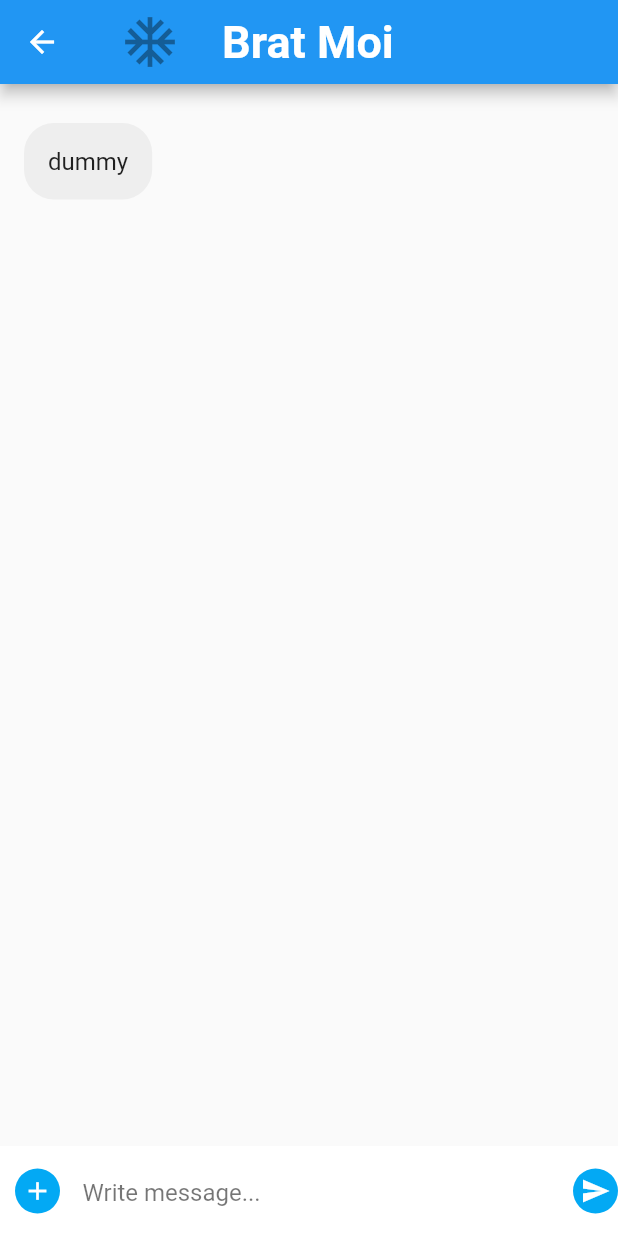
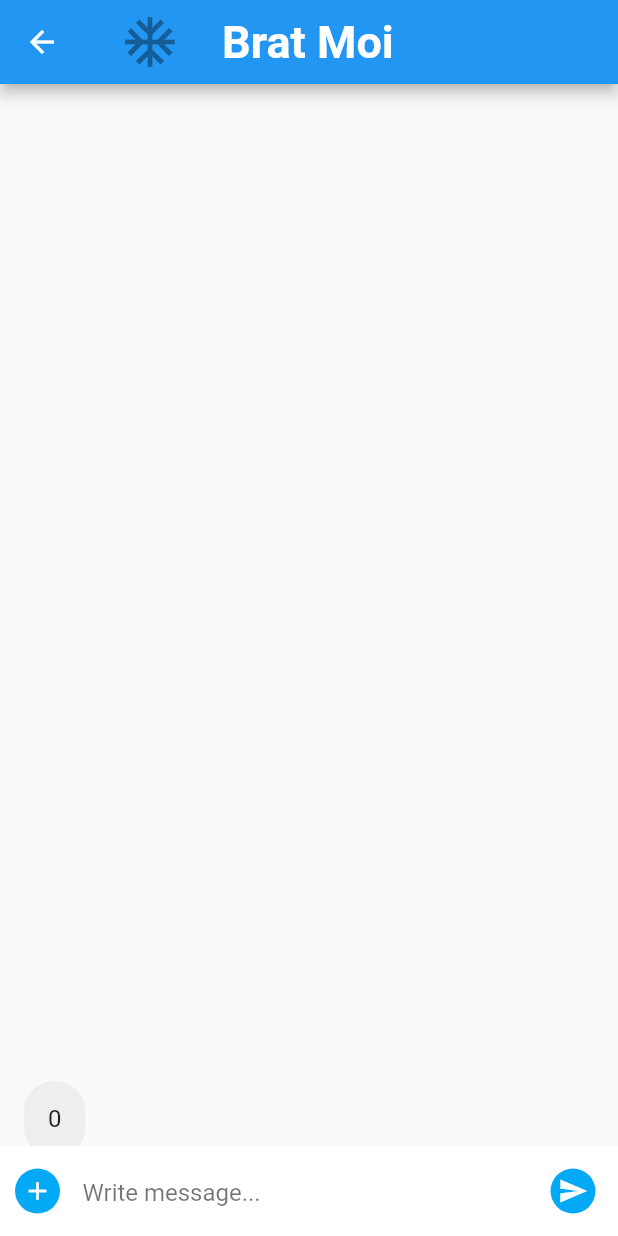
Before and after one commit to LStajic/trouper-bane-front, a Flutter app: the ChatDirect screen opened directly, after a tap on the "send" icon, on a phone screen of 412 x 824 dp. Run offline on Flutter 3.47's test engine with Material 2 defaults, Android fonts, the phone set to English and light mode, and no system bars; our stand-ins replace get.

Commit message:
Chat update

```diff
--- a/testapp/lib/chat/direct.dart
+++ b/testapp/lib/chat/direct.dart
@@ -1,4 +1,6 @@
 // ignore_for_file: non_constant_identifier_names, prefer_const_constructors, prefer_const_literals_to_create_immutables
+
+import 'dart:math';
 
 import 'package:flutter/material.dart';
 
@@ -39,9 +41,15 @@ class _ChatDirectState extends State<ChatDirect> {
       body: Stack(
         children: [
           Container(),
-          SingleChildScrollView(
-            child: ListView.builder(
+          Container(
+            height: MediaQuery.of(context).size.height * 0.9,
+            child: SingleChildScrollView(
               reverse: true,
+              child: Column(
+                mainAxisAlignment: MainAxisAlignment.end,
+                children: [
+                  ListView.builder(
+                    reverse: false,
                     padding: EdgeInsets.only(top: 10, bottom: 10),
                     shrinkWrap: true,
                     itemCount: nm,
@@ -53,7 +61,7 @@ class _ChatDirectState extends State<ChatDirect> {
                           child: Container(
                             padding: EdgeInsets.all(16),
                             child: Text(
-                        "dummy",
+                              _list[index].toString(),
                               style: TextStyle(fontSize: 16),
                             ),
                             decoration: BoxDecoration(
@@ -65,7 +73,38 @@ class _ChatDirectState extends State<ChatDirect> {
                       );
                     },
                   ),
+                ],
               ),
+            ),
+          ),
+          // SingleChildScrollView(
+          //   reverse: true,
+          //   child: ListView.builder(
+          //     reverse: true,
+          //     padding: EdgeInsets.only(top: 10, bottom: 10),
+          //     shrinkWrap: true,
+          //     itemCount: nm,
+          //     itemBuilder: (context, index) {
+          //       return Container(
+          //         padding: const EdgeInsets.all(16.0),
+          //         child: Align(
+          //           alignment: Alignment.centerLeft,
+          //           child: Container(
+          //             padding: EdgeInsets.all(16),
+          //             child: Text(
+          //               _list[index].toString(),
+          //               style: TextStyle(fontSize: 16),
+          //             ),
+          //             decoration: BoxDecoration(
+          //               borderRadius: BorderRadius.all(Radius.circular(20)),
+          //               color: Colors.grey.shade200,
+          //             ),
+          //           ),
+          //         ),
+          //       );
+          //     },
+          //   ),
+          // ),
           Align(
             alignment: Alignment.bottomLeft,
             child: Container(
@@ -105,7 +144,6 @@ class _ChatDirectState extends State<ChatDirect> {
                   SizedBox(
                     width: 15,
                   ),
-
                   GestureDetector(
                     onTap: (() => setState(() {
                           nm++;
@@ -123,6 +161,9 @@ class _ChatDirectState extends State<ChatDirect> {
                         size: 20,
                       ),
                     ),
+                  ),
+                  SizedBox(
+                    width: 15,
                   ),
                 ],
               ),
@@ -147,3 +188,5 @@ Widget ChatMessage(String dummy) {
     ),
   );
 }
+
+List<int> _list = List.generate(50, (index) => index);
```
Lines whose indentation alone changed are shown as unchanged.
